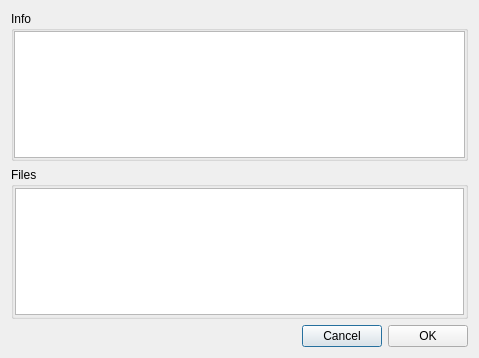
horsicq/x64dbg-Plugin-Manager, file gui_source/dialoginstallmodule.ui: the form before one commit.
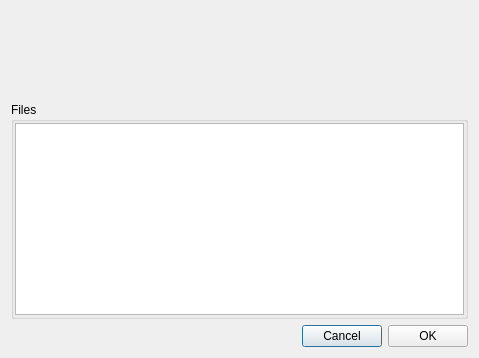
The form after the commit. Custom widgets are drawn as their Qt base class.

```diff
--- a/gui_source/dialoginstallmodule.ui
+++ b/gui_source/dialoginstallmodule.ui
@@ -21,31 +21,13 @@
   </property>
   <layout class="QVBoxLayout" name="verticalLayout_2">
    <item>
-    <widget class="QGroupBox" name="groupBoxInfo">
-     <property name="title">
-      <string>Info</string>
+    <widget class="PluginInfoWidget" name="widgetInfo" native="true">
+     <property name="sizePolicy">
+      <sizepolicy hsizetype="Preferred" vsizetype="Expanding">
+       <horstretch>0</horstretch>
+       <verstretch>0</verstretch>
+      </sizepolicy>
      </property>
-     <layout class="QVBoxLayout" name="verticalLayout">
-      <property name="leftMargin">
-       <number>0</number>
-      </property>
-      <property name="topMargin">
-       <number>0</number>
-      </property>
-      <property name="rightMargin">
-       <number>0</number>
-      </property>
-      <property name="bottomMargin">
-       <number>0</number>
-      </property>
-      <item>
-       <widget class="QTextEdit" name="textEditInfo">
-        <property name="readOnly">
-         <bool>true</bool>
-        </property>
-       </widget>
-      </item>
-     </layout>
     </widget>
    </item>
    <item>
@@ -124,6 +106,14 @@
    </item>
   </layout>
  </widget>
+ <customwidgets>
+  <customwidget>
+   <class>PluginInfoWidget</class>
+   <extends>QWidget</extends>
+   <header>plugininfowidget.h</header>
+   <container>1</container>
+  </customwidget>
+ </customwidgets>
  <resources/>
  <connections/>
 </ui>
```
